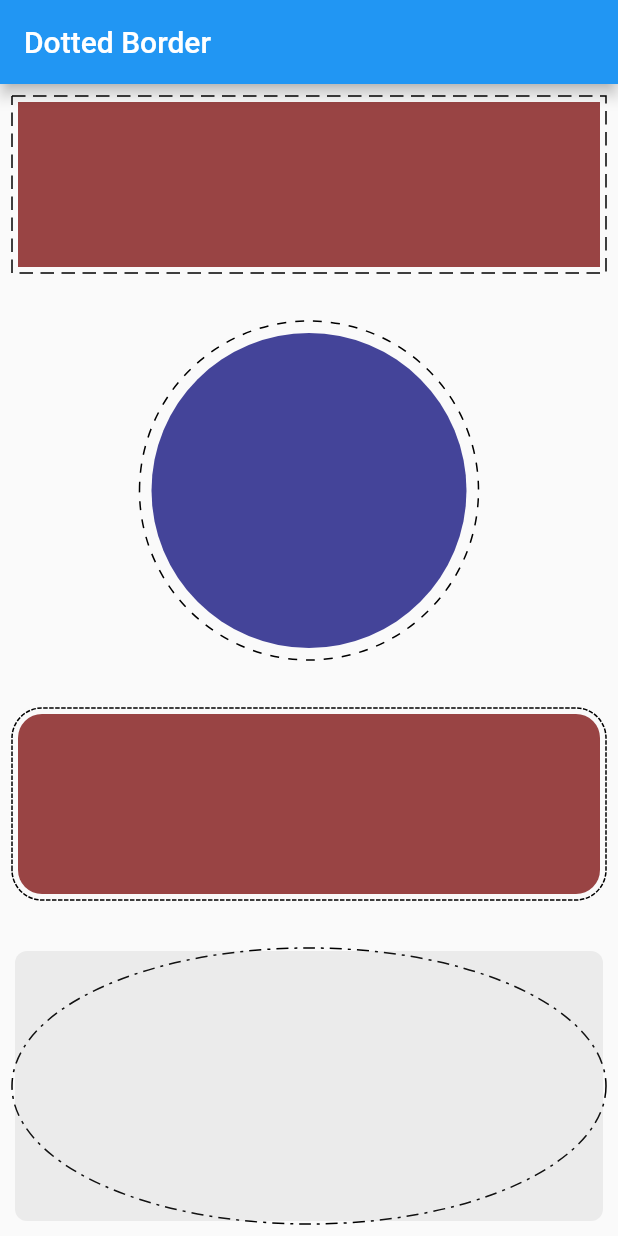
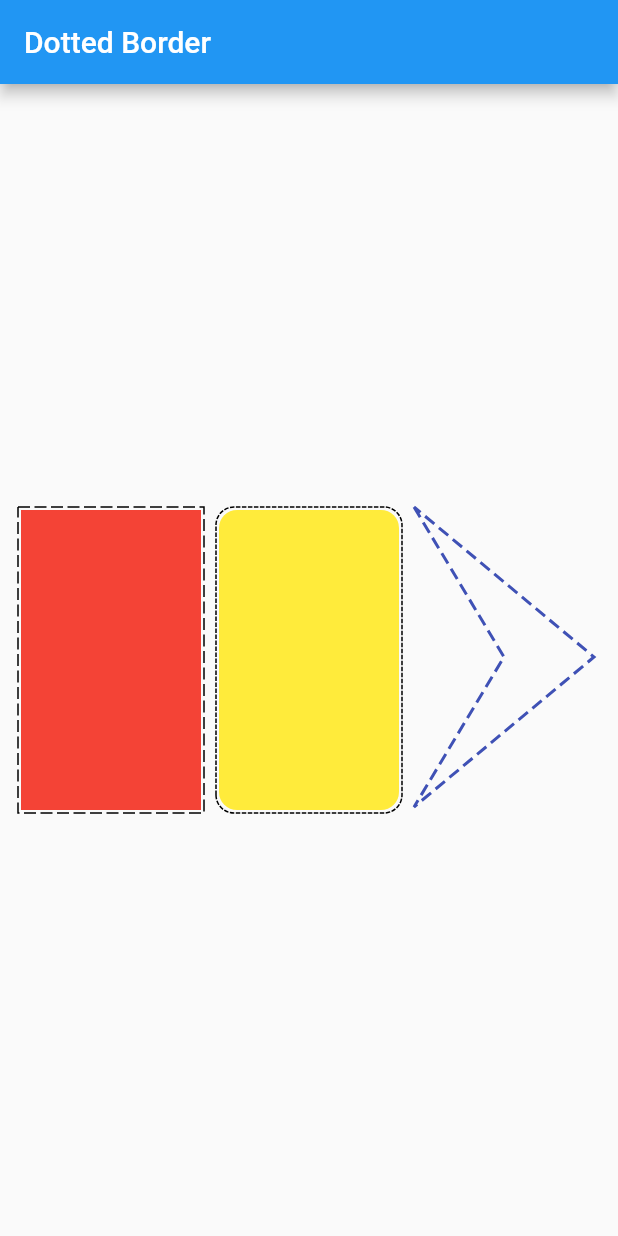
Before and after one commit to ajilo297/Flutter-Dotted-Border, a Flutter app: the screen it shows after launch, on a phone screen of 412 x 824 dp. Run offline on Flutter 3.47's test engine with Material 2 defaults, Android fonts, the phone set to English and light mode, and no system bars; our stand-ins replace path_drawing.

Commit message:
Added Custom Path border

```diff
--- a/example/lib/main.dart
+++ b/example/lib/main.dart
@@ -16,18 +16,12 @@ class MyApp extends StatelessWidget {
             child: Center(
               child: Padding(
                 padding: const EdgeInsets.all(8.0),
-                child: Column(
-                  mainAxisSize: MainAxisSize.min,
-                  crossAxisAlignment: CrossAxisAlignment.center,
-                  mainAxisAlignment: MainAxisAlignment.center,
+                child: Wrap(
+                  spacing: 8,
                   children: <Widget>[
-                    container1,
-                    Spacer(),
-                    container2,
-                    Spacer(),
-                    container3,
-                    Spacer(),
-                    container4,
+                    rectBorderWidget,
+                    roundedRectBorderWidget,
+                    customBorder,
                   ],
                 ),
               ),
@@ -36,63 +30,48 @@ class MyApp extends StatelessWidget {
     );
   }
 
-  Widget get container1 {
+  Widget get rectBorderWidget {
     return DottedBorder(
-      padding: EdgeInsets.all(4),
-      dashPattern: [9, 5],
+      dashPattern: [8, 3],
       child: Container(
-        height: 110,
-        width: double.maxFinite,
-        decoration: BoxDecoration(
-          color: Color(0xff994444),
+        height: 200,
+        width: 120,
+        color: Colors.red,
+      ),
+    );
+  }
+
+  Widget get roundedRectBorderWidget {
+    return DottedBorder(
+      borderType: BorderType.RRect,
+      radius: Radius.circular(12),
+      child: ClipRRect(
+        borderRadius: BorderRadius.all(Radius.circular(12)),
+        child: Container(
+          height: 200,
+          width: 120,
+          color: Colors.yellow,
         ),
       ),
     );
   }
 
-  Widget get container2 {
+  Widget get customBorder {
+    Path customPath = Path()
+      ..moveTo(0, 0)
+      ..lineTo(60, 100)
+      ..lineTo(0, 200)
+      ..lineTo(120, 100)
+      ..lineTo(0, 0);
+
     return DottedBorder(
-      padding: EdgeInsets.all(8),
-      dashPattern: [6],
-      borderType: BorderType.Circle,
+      customPath: customPath,
+      color: Colors.indigo,
+      dashPattern: [8, 4],
+      strokeWidth: 2,
       child: Container(
-        height: 210,
-        width: double.maxFinite,
-        decoration: ShapeDecoration(
-          shape: CircleBorder(),
-          color: Color(0xff444499),
-        ),
-      ),
-    );
-  }
-
-  Widget get container3 {
-    return DottedBorder(
-      padding: EdgeInsets.all(4),
-      borderType: BorderType.RRect,
-      radius: Radius.circular(20),
-      child: Container(
-        height: 120,
-        width: double.maxFinite,
-        decoration: ShapeDecoration(
-          shape: RoundedRectangleBorder(borderRadius: BorderRadius.circular(16)),
-          color: Color(0xff994444),
-        ),
-      ),
-    );
-  }
-
-  Widget get container4 {
-    return DottedBorder(
-      borderType: BorderType.Oval,
-      dashPattern: [8,4,2,4],
-      child: Container(
-        height: 180,
-        width: double.maxFinite,
-        decoration: ShapeDecoration(
-          shape: RoundedRectangleBorder(borderRadius: BorderRadius.circular(8)),
-          color: Color(0x22888888),
-        ),
+        height: 200,
+        width: 120,
       ),
     );
   }
--- a/lib/dash_painter.dart
+++ b/lib/dash_painter.dart
@@ -6,6 +6,7 @@ class _DashPainter extends CustomPainter {
   final Color color;
   final BorderType borderType;
   final Radius radius;
+  final Path customPath;
 
   _DashPainter({
     this.strokeWidth = 2,
@@ -13,7 +14,10 @@ class _DashPainter extends CustomPainter {
     this.color = Colors.black,
     this.borderType = BorderType.Rect,
     this.radius = const Radius.circular(0),
-  });
+    this.customPath,
+  }) {
+    assert (dashPattern.isNotEmpty, 'Dash Pattern cannot be empty');
+  }
 
   @override
   void paint(Canvas canvas, Size size) {
@@ -22,7 +26,13 @@ class _DashPainter extends CustomPainter {
       ..color = color
       ..style = PaintingStyle.stroke;
 
-    Path _path = _getPath(size);
+    Path _path;
+    if (customPath != null) {
+      _path = dashPath(customPath, dashArray: CircularIntervalList(dashPattern));
+    } else {
+      _path = _getPath(size);
+    }
+
     canvas.drawPath(_path, paint);
   }
 
--- a/lib/dotted_border.dart
+++ b/lib/dotted_border.dart
@@ -20,6 +20,7 @@ class DottedBorder extends StatelessWidget {
   final List<double> dashPattern;
   final BorderType borderType;
   final Radius radius;
+  final Path customPath;
 
   DottedBorder({
     @required this.child,
@@ -29,6 +30,7 @@ class DottedBorder extends StatelessWidget {
     this.dashPattern = const <double>[3, 1],
     this.padding = const EdgeInsets.all(2),
     this.radius = const Radius.circular(0),
+    this.customPath,
   }) {
     assert(child != null);
   }
@@ -45,6 +47,7 @@ class DottedBorder extends StatelessWidget {
               color: color,
               borderType: borderType,
               dashPattern: dashPattern,
+              customPath: customPath,
             ),
           ),
         ),
```
